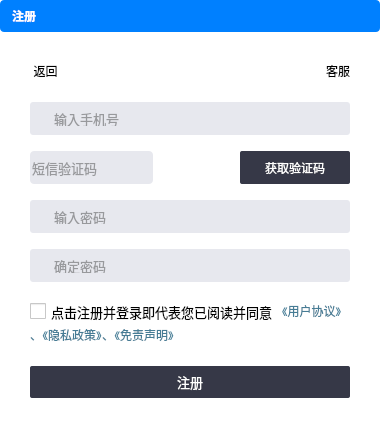
This is registerpage.ui in ZhouMei20220810/TEST as Qt 5 draws it before an edit. The edited form follows.
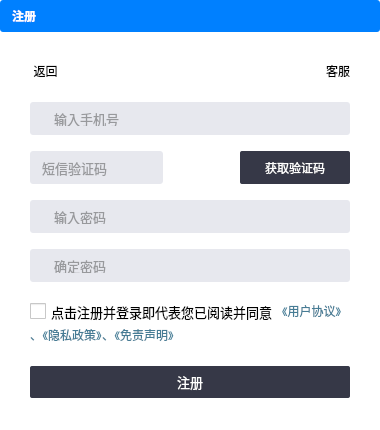
This is the edited form. Icons and pictures are not drawn.

What changed in the file:
```diff
--- a/registerpage.ui
+++ b/registerpage.ui
@@ -14,7 +14,7 @@
    <string>Form</string>
   </property>
   <property name="styleSheet">
-   <string notr="true">border-radius:4px;
+   <string notr="true">border-radius:3px;
 background-color: #FFFFFFFF;</string>
   </property>
   <layout class="QVBoxLayout" name="verticalLayout_3">
@@ -504,10 +504,10 @@
             <string notr="true">border:none;
 color:#FF4A4A4A;
 background-color: #FFE7E8EE;
-</string>
+padding-left:10px;</string>
            </property>
            <property name="echoMode">
-            <enum>QLineEdit::Password</enum>
+            <enum>QLineEdit::Normal</enum>
            </property>
            <property name="placeholderText">
             <string>短信验证码</string>
```
Left out of the diff: 14 changed lines with no effect on the pictures.
